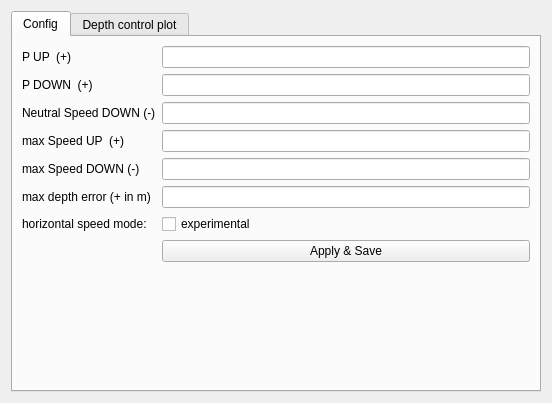
The window that Hanse/Module_ThrusterControlLoop/tcl_form.ui (iti-luebeck/HANSE2011) describes before a commit, drawn with Qt 5.
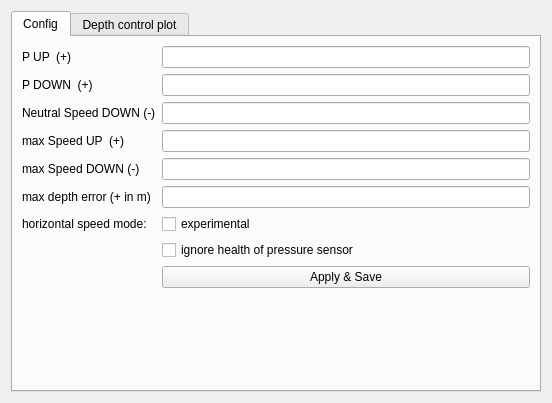
The same window after the commit. The open tabs and pages were chosen to show the change.

Commit message: Pressure sensor health check included: Control loop stops the UpDown-Thrusters, if the pressure sensor is not health.

The edit to the form file:
```diff
--- a/Hanse/Module_ThrusterControlLoop/tcl_form.ui
+++ b/Hanse/Module_ThrusterControlLoop/tcl_form.ui
@@ -101,7 +101,7 @@
          </property>
         </widget>
        </item>
-       <item row="7" column="1">
+       <item row="8" column="1">
         <widget class="QPushButton" name="save">
          <property name="text">
           <string>Apply &amp;&amp; Save</string>
@@ -111,6 +111,13 @@
          </property>
         </widget>
        </item>
+       <item row="7" column="1">
+        <widget class="QCheckBox" name="ignoreHealth">
+         <property name="text">
+          <string>ignore health of pressure sensor</string>
+         </property>
+        </widget>
+       </item>
       </layout>
      </widget>
      <widget class="QWidget" name="tab_2">
```
Left out of the diff: 3 changed lines with no effect on the pictures. The commit also changes 3 other files.
